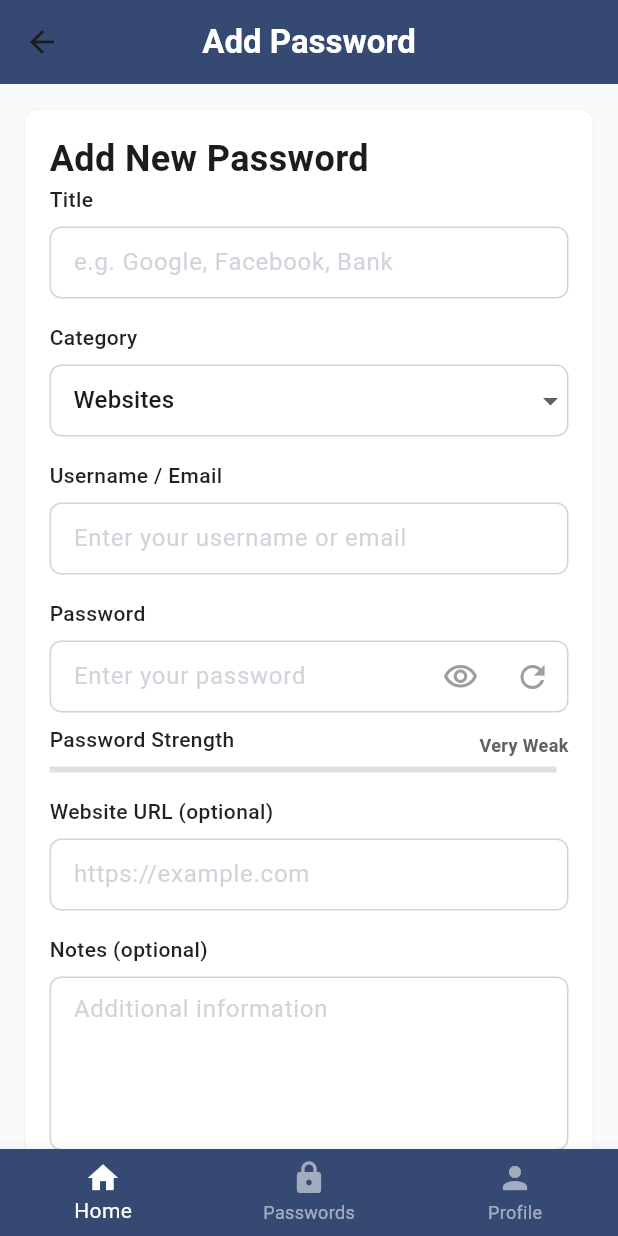
After one commit to YanGarrido/Projeto_Gerenciador_Senha_Flutter, a Flutter app: the FormPasswordPage screen opened directly, on a phone screen of 412 x 824 dp. The commit adds this screen. Run offline on Flutter 3.47's test engine with Material 3 defaults, Android fonts, the phone set to English and light mode, and no system bars; our stand-ins replace flutter_secure_storage; accounts and stored records are empty.

Commit message:
feat: add password page

```diff
--- /dev/null
+++ b/lib/form/form_password_page.dart
@@ -0,0 +1,57 @@
+import 'package:flutter/material.dart';
+import 'package:flutter_application_1/form/widget/password_form.dart';
+import 'package:flutter_application_1/shared/app_colors.dart';
+
+class FormPasswordPage extends StatelessWidget {
+  const FormPasswordPage({super.key});
+
+  @override
+  Widget build(BuildContext context) {
+    return Scaffold(
+      backgroundColor: AppColors.background,
+      appBar: AppBar(
+        centerTitle: true,
+        title: const Text(
+          'Add Password',
+          style: TextStyle(color: Colors.white, fontWeight: FontWeight.bold),
+        ),
+        backgroundColor: AppColors.darkblue,
+      ),
+      bottomNavigationBar: BottomNavigationBar(
+        backgroundColor: AppColors.darkblue,
+        selectedItemColor: Colors.white,
+        unselectedItemColor: Colors.white54,
+        items: const [
+          BottomNavigationBarItem(
+            icon: Icon(Icons.home),
+            label: 'Home',
+          ),
+          BottomNavigationBarItem(
+            icon: Icon(Icons.lock),
+            label: 'Passwords',
+          ),
+          BottomNavigationBarItem(
+            icon: Icon(Icons.person),
+            label: 'Profile',
+          ),
+        ],
+      ),
+      body: SingleChildScrollView(
+        child: Padding(
+          padding: const EdgeInsets.all( 16.0),
+          child: Container(
+            decoration: BoxDecoration(
+              color: Colors.white,
+              border: Border.all(color: AppColors.borderColor),
+              borderRadius: BorderRadius.circular(10.0),
+            ),
+            child: Padding(
+              padding: const EdgeInsets.all(16.0),
+              child: const PasswordForm(),
+            ),
+          ),
+        ),
+      ),
+    );
+  }
+}
--- /dev/null
+++ b/lib/form/widget/password_form.dart
@@ -0,0 +1,407 @@
+import 'dart:convert';
+
+import 'package:flutter/material.dart';
+import 'package:flutter_application_1/shared/app_colors.dart';
+import 'package:flutter_secure_storage/flutter_secure_storage.dart';
+
+class PasswordForm extends StatefulWidget {
+  const PasswordForm({super.key});
+
+  @override
+  State<PasswordForm> createState() => _PasswordFormState();
+}
+
+class _PasswordFormState extends State<PasswordForm> {
+  final _formKey = GlobalKey<FormState>();
+  bool _isPasswordVisible = false;
+  String? _selectedCategory = 'Websites';
+  final List<String> _categories = [
+    'Websites',
+    'Banking',
+    'Personal',
+    'Work'
+  ];
+
+  final TextEditingController _titleController = TextEditingController();
+  final TextEditingController _usernameController = TextEditingController();
+  final TextEditingController _passwordController = TextEditingController();
+  final TextEditingController _websiteUrlController = TextEditingController();
+  final TextEditingController _notesController = TextEditingController();
+
+  final _storage = const FlutterSecureStorage();
+
+  void _generatePassword() {
+    //TODO: fazer a logica para geraçao de senha
+    setState(() {
+      _passwordController.text = 'NewGeneratedPassword123!';
+    });
+  }
+
+  double _calculatePasswordStrength(String password) {
+    // Provavelmente é melhor utilizar regex para uma melhor avaliação
+    if (password.isEmpty) return 0.0;
+    if (password.length < 6) return 0.2;
+    if (password.length < 10) return 0.5;
+    return 0.8;
+  }
+
+  String _getPasswordStrengthText(double strength) {
+    if (strength < 0.3) return 'Very Weak';
+    if (strength < 0.6) return 'Weak';
+    if (strength < 0.8) return 'Medium';
+    return 'Strong';
+  }
+
+  @override
+  void dispose() {
+    _titleController.dispose();
+    _usernameController.dispose();
+    _passwordController.dispose();
+    _websiteUrlController.dispose();
+    _notesController.dispose();
+    super.dispose();
+  }
+
+  Future<void> _savePassword() async {
+    if (_formKey.currentState!.validate()) {
+      final passwordData = {
+        'title': _titleController.text,
+        'category': _selectedCategory,
+        'username': _usernameController.text,
+        'password': _passwordController.text,
+        'website': _websiteUrlController.text,
+        'notes': _notesController.text,
+        'createdAt': DateTime.now().toIso8601String(),
+      };
+
+      final jsonData = jsonEncode(passwordData);
+
+      final key = 'password_${DateTime.now().millisecondsSinceEpoch}';
+
+      try {
+        await _storage.write(key: key, value: jsonData);
+
+        ScaffoldMessenger.of(context).showSnackBar(
+          const SnackBar(content: Text('Password saved successfully!')),
+        );
+        Navigator.pop(context);
+      } catch (e) {
+        print('Error saving password: $e');
+        ScaffoldMessenger.of(context).showSnackBar(
+          SnackBar(content: Text('Error saving password: $e')),
+        );
+      }
+    }
+  }
+
+  @override
+  Widget build(BuildContext context) {
+    double passwordStrength = _calculatePasswordStrength(_passwordController.text);
+    String passwordStrengthText = _getPasswordStrengthText(passwordStrength);
+    return Form(
+      key: _formKey,
+      child: Column(
+        crossAxisAlignment: CrossAxisAlignment.start,
+        children: [
+          Text('Add New Password',
+              style: TextStyle(
+                fontSize: 24,
+                fontWeight: FontWeight.bold,
+              )),
+          _buildLabel('Title'),
+          TextFormField(
+            controller: _titleController,
+            decoration: const InputDecoration(
+              enabledBorder: OutlineInputBorder(
+                borderSide: BorderSide(
+                  width: 1,
+                  color: AppColors.textFieldStroke,
+                ),
+                borderRadius: BorderRadius.all(Radius.circular(8.0)),
+              ),
+              focusedBorder: OutlineInputBorder(
+                borderSide: BorderSide(
+                  width: 2,
+                  color: AppColors.darkblue,
+                ),
+                borderRadius: BorderRadius.all(Radius.circular(8.0)),
+              ),
+              hintText: 'e.g. Google, Facebook, Bank',
+              hintStyle: TextStyle(color: AppColors.textFieldStroke),
+              contentPadding: EdgeInsets.symmetric(horizontal: 12, vertical: 10),
+            ),
+            validator: (value) {
+              if (value == null || value.isEmpty) {
+                return 'Please enter a title';
+              }
+              return null;
+            },
+          ),
+          const SizedBox(height: 16),
+          _buildLabel('Category'),
+          DropdownButtonFormField<String>(
+            value: _selectedCategory,
+            decoration: const InputDecoration(
+              enabledBorder: OutlineInputBorder(
+                borderSide: BorderSide(
+                  width: 1,
+                  color: AppColors.textFieldStroke,
+                ),
+                borderRadius: BorderRadius.all(Radius.circular(8.0)),
+              ),
+              focusedBorder: OutlineInputBorder(
+                borderSide: BorderSide(
+                  width: 2,
+                  color: AppColors.darkblue,
+                ),
+                borderRadius: BorderRadius.all(Radius.circular(8.0)),
+              ),
+              contentPadding: EdgeInsets.symmetric(horizontal: 12, vertical: 10),
+            ),
+            items: _categories.map((String category) {
+              return DropdownMenuItem<String>(
+                value: category,
+                child: Text(category),
+              );
+            }).toList(),
+            onChanged: (String? newValue) {
+              setState(() {
+                _selectedCategory = newValue;
+              });
+            },
+            validator: (value) {
+              if (value == null || value.isEmpty) {
+                return 'Please select a category';
+              }
+              return null;
+            },
+          ),
+          const SizedBox(height: 16),
+
+          _buildLabel('Username / Email'),
+          TextFormField(
+            controller: _usernameController,
+            decoration: const InputDecoration(
+              enabledBorder: OutlineInputBorder(
+                borderSide: BorderSide(
+                  width: 1,
+                  color: AppColors.textFieldStroke,
+                ),
+                borderRadius: BorderRadius.all(Radius.circular(8.0)),
+              ),
+              focusedBorder: OutlineInputBorder(
+                borderSide: BorderSide(
+                  width: 2,
+                  color: AppColors.darkblue,
+                ),
+                borderRadius: BorderRadius.all(Radius.circular(8.0)),
+              ),
+              hintText: 'Enter your username or email',
+              hintStyle: TextStyle(color: AppColors.textFieldStroke),
+              contentPadding: EdgeInsets.symmetric(horizontal: 12, vertical: 10),
+            ),
+            keyboardType: TextInputType.emailAddress,
+            validator: (value) {
+              if (value == null || value.isEmpty) {
+                return 'Please enter your username or email';
+              }
+              return null;
+            },
+          ),
+          const SizedBox(height: 16),
+          _buildLabel('Password'),
+          TextFormField(
+            controller: _passwordController,
+            obscureText: !_isPasswordVisible,
+            decoration: InputDecoration(
+              hintText: 'Enter your password',
+              hintStyle: const TextStyle(color: AppColors.textFieldStroke),
+              enabledBorder: OutlineInputBorder(
+                borderSide: BorderSide(
+                  width: 1,
+                  color: AppColors.textFieldStroke,
+                ),
+                borderRadius: BorderRadius.all(Radius.circular(8.0)),
+              ),
+              focusedBorder: OutlineInputBorder(
+                borderSide: BorderSide(
+                  width: 2,
+                  color: AppColors.darkblue,
+                ),
+                borderRadius: BorderRadius.all(Radius.circular(8.0)),
+              ),
+              contentPadding: const EdgeInsets.symmetric(horizontal: 12, vertical: 10),
+              suffixIcon: Row(
+                mainAxisSize: MainAxisSize.min,
+                children: [
+                  IconButton(
+                    icon: Icon(_isPasswordVisible ? Icons.visibility_off_outlined : Icons.visibility_outlined,
+                    color: Colors.grey,
+                    ),
+                    onPressed: () {
+                      setState(() {
+                        _isPasswordVisible = !_isPasswordVisible;
+                      });
+                    },
+                    ),
+                    IconButton(
+                      icon: const Icon(
+                        Icons.refresh, color: Colors.grey,),
+                      tooltip: 'Generate Password',
+                      onPressed: _generatePassword,
+                    ),
+              ],
+              ),
+            ),
+            validator: (value) {
+              if (value == null || value.isEmpty) {
+                return 'Please enter your password';
+              }
+              return null;
+            },
+            onChanged: (value) {
+              setState(() {});
+            },
+          ),
+          const SizedBox(height: 8),
+          Row(
+            crossAxisAlignment: CrossAxisAlignment.center,
+            mainAxisAlignment: MainAxisAlignment.spaceBetween,
+            children: [
+              _buildLabel('Password Strength'),
+              const SizedBox(width: 8),
+              Text(
+                passwordStrengthText,
+                style: TextStyle(
+                  fontWeight: FontWeight.bold,
+                  fontSize: 12,
+                  color: Colors.grey.shade700
+                ),
+              ),
+
+          ],
+          ),
+
+          Row(
+            children: [
+              Expanded(child: LinearProgressIndicator(
+                value: passwordStrength,
+                         backgroundColor: Colors.grey.shade300,
+                         valueColor: AlwaysStoppedAnimation<Color>(
+                           passwordStrength < 0.3 ? Colors.red :
+                           passwordStrength < 0.6 ? Colors.orange :
+                           passwordStrength < 0.8 ? Colors.yellow.shade700 : Colors.green,
+              ),
+              ),
+              ),
+              const SizedBox(width: 8),
+          ],
+          ),
+          const SizedBox(height: 16),
+
+          _buildLabel('Website URL (optional)'),
+          TextFormField(
+            controller: _websiteUrlController,
+            decoration: const InputDecoration(
+              hintText: 'https://example.com',
+              hintStyle: TextStyle(color: AppColors.textFieldStroke),
+              enabledBorder: OutlineInputBorder(
+                borderSide: BorderSide(
+                  width: 1,
+                  color: AppColors.textFieldStroke,
+                ),
+                borderRadius: BorderRadius.all(Radius.circular(8.0)),
+              ),
+              focusedBorder: OutlineInputBorder(
+                borderSide: BorderSide(
+                  width: 2,
+                  color: AppColors.darkblue,
+                ),
+                borderRadius: BorderRadius.all(Radius.circular(8.0)),
+              ),
+              contentPadding: EdgeInsets.symmetric(horizontal: 12, vertical: 10),
+            ),
+            keyboardType: TextInputType.url,
+          ),
+          const SizedBox(height: 16),
+
+          _buildLabel('Notes (optional)'),
+          TextFormField(
+            controller: _notesController,
+            decoration: InputDecoration(
+              hintText: 'Additional information',
+              hintStyle: TextStyle(color: AppColors.textFieldStroke),
+              enabledBorder: OutlineInputBorder(
+                borderSide: BorderSide(
+                  width: 1,
+                  color: AppColors.textFieldStroke,
+                ),
+                borderRadius: BorderRadius.all(Radius.circular(8.0)),
+              ),
+              focusedBorder: OutlineInputBorder(
+                borderSide: BorderSide(
+                  width: 2,
+                  color: AppColors.darkblue,
+                ),
+                borderRadius: BorderRadius.all(Radius.circular(8.0)),
+              ),
+              contentPadding: EdgeInsets.symmetric(horizontal: 12, vertical: 10),
+            ),
+            maxLines: 4,
+            keyboardType: TextInputType.multiline,
+          ),
+          const SizedBox(height: 32),
+          Row(
+            children: [
+              Expanded(
+                child: ElevatedButton(
+                  onPressed: _savePassword,
+                  style: ElevatedButton.styleFrom(
+                  backgroundColor: Colors.blue.shade700,
+                  foregroundColor: Colors.white,
+                  padding: const EdgeInsets.symmetric(vertical: 14),
+                  shape: RoundedRectangleBorder(
+                  borderRadius: BorderRadius.circular(8),
+                  ),
+                ),
+                child: const Text('Save Password')),
+              ),
+              const SizedBox(width: 16),
+              Expanded(
+                child: OutlinedButton(
+                  onPressed: () {
+                    Navigator.pop(context);
+                  },
+                  style: OutlinedButton.styleFrom(
+                    foregroundColor: Colors.grey.shade700,
+                    padding: const EdgeInsets.symmetric(vertical: 14),
+                    side: BorderSide(color: Colors.grey.shade300),
+                    shape: RoundedRectangleBorder(
+                      borderRadius: BorderRadius.circular(8),
+                    ),
+                  ),
+                  child: const Text('Cancel'),
+                ),
+              )
+            ],
+          ),
+          const SizedBox(height: 20),
+
+        ],
+      ),
+    );
+  }
+}
+
+Widget _buildLabel(String text) {
+    return Padding(
+      padding: const EdgeInsets.only(bottom: 8.0),
+      child: Text(
+        text,
+        style: const TextStyle(
+          fontWeight: FontWeight.w500,
+          color: Colors.black87,
+        ),
+      ),
+    );
+  }
--- a/lib/home/home_page.dart
+++ b/lib/home/home_page.dart
@@ -1,4 +1,5 @@
 import 'package:flutter/material.dart';
+import 'package:flutter_application_1/form/form_password_page.dart';
 import 'package:flutter_application_1/home/widgets/categories.dart';
 import 'package:flutter_application_1/home/widgets/password_view.dart';
 import 'package:flutter_application_1/home/widgets/search_bar_widget.dart';
@@ -18,6 +19,34 @@ class HomePage extends StatelessWidget {
           style: TextStyle(color: Colors.white, fontWeight: FontWeight.bold),
         ),
         backgroundColor: AppColors.darkblue,
+      ),
+      bottomNavigationBar: BottomNavigationBar(
+        backgroundColor: AppColors.darkblue,
+        selectedItemColor: Colors.white,
+        unselectedItemColor: Colors.white54,
+        items: const [
+          BottomNavigationBarItem(
+            icon: Icon(Icons.home),
+            label: 'Home',
+          ),
+          BottomNavigationBarItem(
+            icon: Icon(Icons.lock),
+            label: 'Passwords',
+          ),
+          BottomNavigationBarItem(
+            icon: Icon(Icons.person),
+            label: 'Profile',
+          ),
+        ],
+      ),
+      floatingActionButton: FloatingActionButton(
+        onPressed:   () {
+          Navigator.push(context,
+              MaterialPageRoute(builder: (context) => const FormPasswordPage()));
+        },
+        shape: CircleBorder(),
+        backgroundColor: AppColors.darkblue,
+        child: const Icon(Icons.add, color: Colors.white),
       ),
       body: SingleChildScrollView(
         child: Padding(
--- a/lib/home/widgets/categories_button.dart
+++ b/lib/home/widgets/categories_button.dart
@@ -1,5 +1,4 @@
 import 'package:flutter/material.dart';
-import 'package:flutter_application_1/shared/app_colors.dart';
 
 class CategoriesButton extends StatelessWidget {
   final IconData icon;
--- a/lib/main.dart
+++ b/lib/main.dart
@@ -4,6 +4,7 @@ import 'package:flutter_application_1/home/home_page.dart';
 void main() {
   runApp(const MainApp());
 }
+
 
 class MainApp extends StatelessWidget {
   const MainApp({super.key});
--- a/lib/shared/app_colors.dart
+++ b/lib/shared/app_colors.dart
@@ -11,4 +11,6 @@ class AppColors {
   static const Color lightorange = Color(0xFFFFEDD5);
   static const Color lightgrey = Color(0xFFF9FAFB);
   static const Color background = Color(0xFFF9FAFB);
+  static const Color borderColor = Color(0xFFF3F4F6);
+  static const Color textFieldStroke = Color(0xFFD1D5DB);
 }
--- a/pubspec.yaml
+++ b/pubspec.yaml
@@ -9,6 +9,7 @@ environment:
 dependencies:
   flutter:
     sdk: flutter
+  flutter_secure_storage: ^9.0.0
 
 dev_dependencies:
   flutter_test:
```
Also changed, not shown: pubspec.lock, 5 other files.
